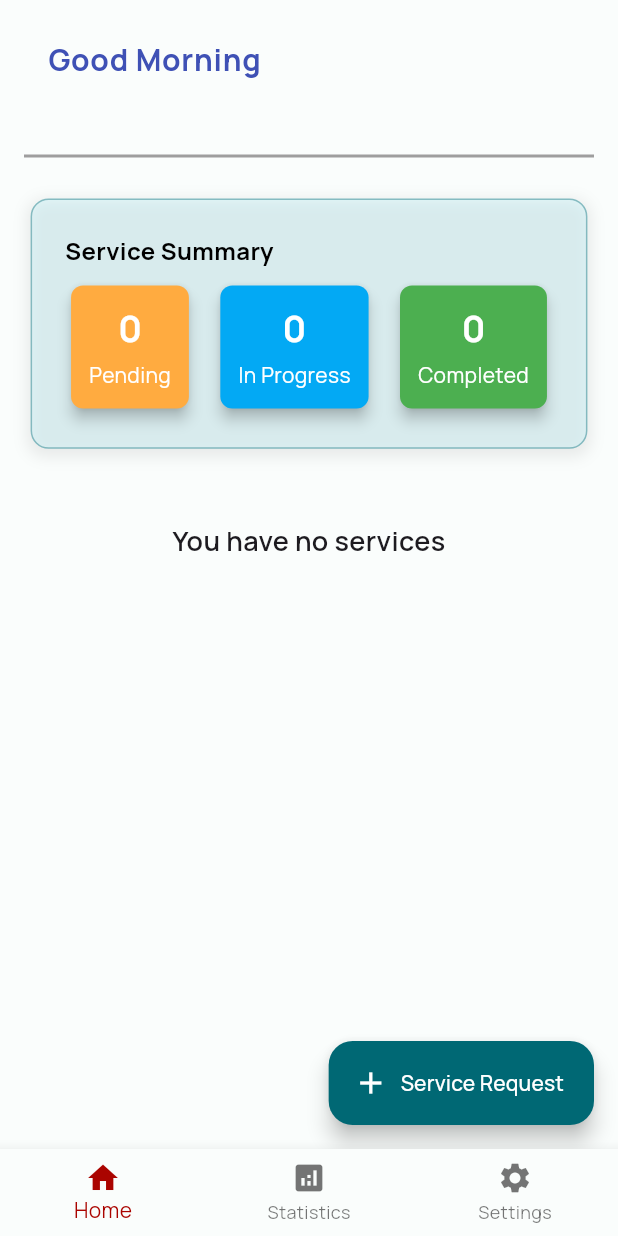
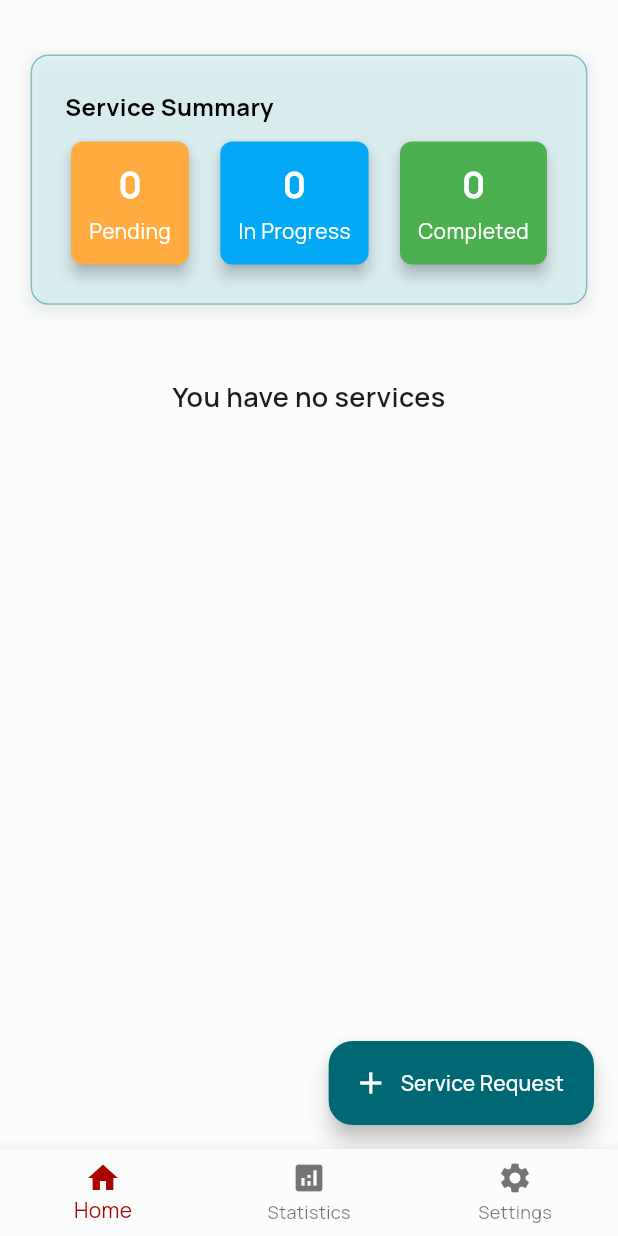
Before and after one commit to Jules369-ZM/field_master, a Flutter app: the screen it shows once a user with an empty profile is signed in, on a phone screen of 412 x 824 dp. Run offline on Flutter 3.47's test engine with Material 3 defaults, Android fonts, the phone set to English and light mode, and no system bars; our stand-ins replace bloc, cloud_firestore, dio, equatable, firebase_auth, firebase_core and 12 more; missing offline and left inert: firebase_app_check, googleapis, phoenix_socket, sqflite_migration; accounts and stored records are empty; generated files the repository leaves out were written again; statements that could not run were skipped.

Commit message:
update 3

```diff
--- a/lib/home/widgets/home_body.dart
+++ b/lib/home/widgets/home_body.dart
@@ -85,8 +85,7 @@ class _HomeBodyState extends State<HomeBody> {
             child: Column(
               crossAxisAlignment: CrossAxisAlignment.start,
               children: [
-                _header(user),
-                const Divider(thickness: 2, color: Colors.grey),
+
                 AppContainer(
                   child: Column(
                     crossAxisAlignment: CrossAxisAlignment.start,
```
